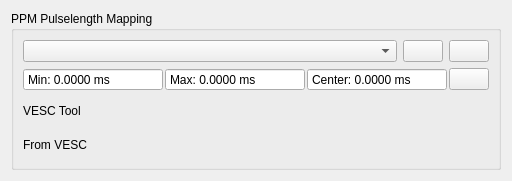
Qt form widgets/ppmmap.ui (CYC-MOTOR/CYC-tool) before a commit.
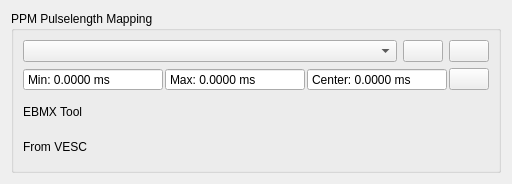
The same form after that commit. Icons and pictures are not drawn. Custom widgets are drawn as their Qt base class.

Patch:
```diff
--- a/widgets/ppmmap.ui
+++ b/widgets/ppmmap.ui
@@ -7,7 +7,7 @@
     <x>0</x>
     <y>0</y>
     <width>512</width>
-    <height>181</height>
+    <height>184</height>
    </rect>
   </property>
   <property name="windowTitle">
@@ -187,7 +187,7 @@
            <string>VESC Tool preview with the current settings.</string>
           </property>
           <property name="text">
-           <string>VESC Tool</string>
+           <string>EBMX Tool</string>
           </property>
          </widget>
         </item>
```
Left out of the diff: 9 changed lines with no effect on the pictures.
